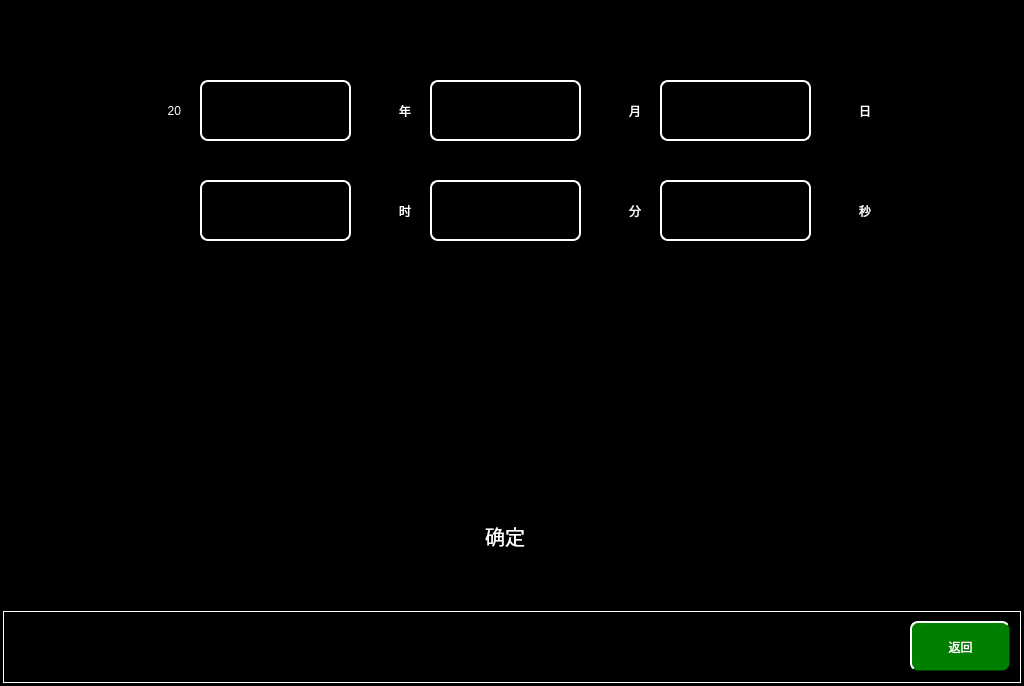
This is maintaincedatetimesetpage.ui in mayue-crrc/ShenyangMetro9DB as Qt 5 draws it before an edit. The edited form follows.
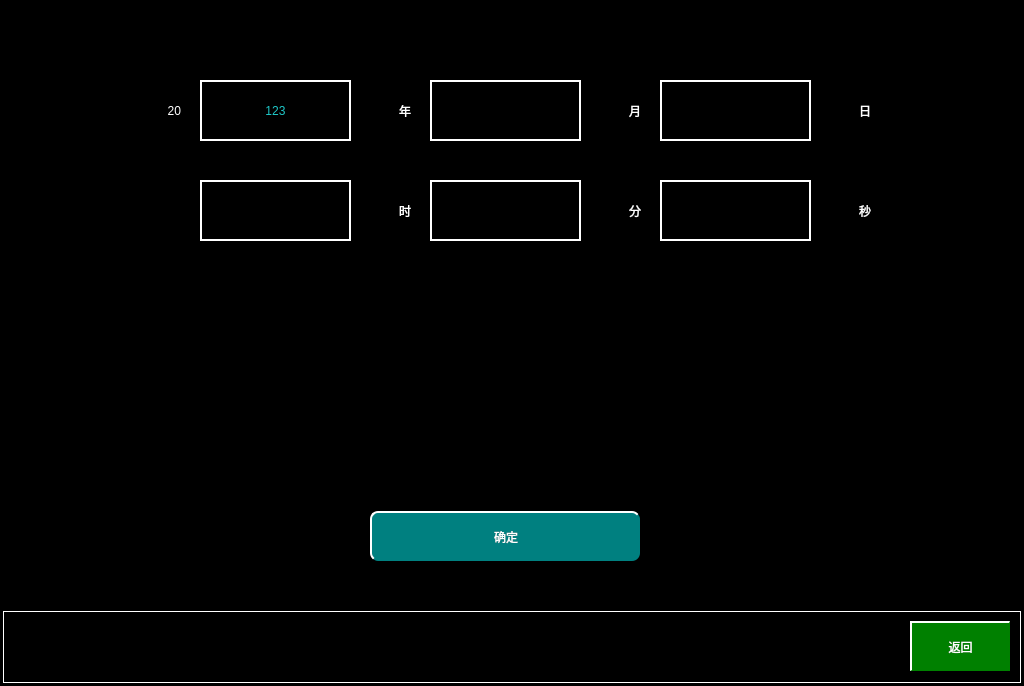
This is the edited form.

```diff
--- a/maintaincedatetimesetpage.ui
+++ b/maintaincedatetimesetpage.ui
@@ -18,19 +18,16 @@
 {
 	background-color:black;
 }
-QPushButton
-{
-	border-radius:8px;
-background:qlineargradient(spread:pad,x1:0,y1:0,x2:0,y2:0.4,stop:0 rgba(150,215,230,255),stop:0.4 rgba(100,170,200,255)
-spread:pad,x1:0,y1:0.4,x2:0,y2:1,stop:0.4 rgba(52,136,159,255),stop:1 rgba(94,188,216,255));
-color:rgb(23,176,176);
-font:28px,&quot;微软雅黑&quot;;
-border: 1px solid transparent;
-}
+
 QLabel
 {
 	color:white;
 	font:28px &quot;微软雅黑&quot;
+}
+QPushButton
+{
+	color:white;
+	font:28px &quot;微软雅黑&quot;
 }</string>
   </property>
   <widget class="QPushButton" name="returnBtn">
@@ -98,7 +95,7 @@
 border:2px  solid white</string>
    </property>
    <property name="text">
-    <string/>
+    <string>123</string>
    </property>
   </widget>
   <widget class="QPushButton" name="MonthBtn">
@@ -352,7 +349,7 @@
     <enum>Qt::NoFocus</enum>
    </property>
    <property name="styleSheet">
-    <string notr="true">color:white;font:20px;</string>
+    <string notr="true">font: 20px, &quot;微软雅黑&quot;;color: white;background-color: rgb(0, 128, 128);	border-radius:8px;border-top: 2px solid white;border-left: 2px solid white;</string>
    </property>
    <property name="text">
     <string>确定</string>
```
Left out of the diff: 3 changed lines with no effect on the pictures.
